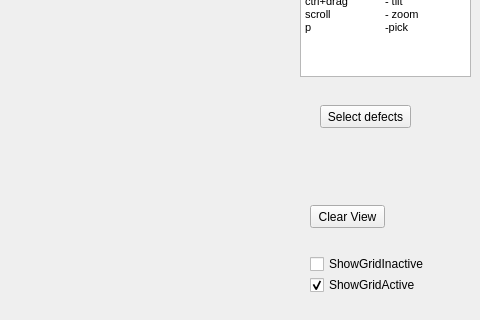
The window that Visualizer.ui (RaduAlexandru/PLY_Visualizer) describes before a commit, drawn with Qt 5; both pictures show x 194 to 674 and y 354 to 674 of the 674 by 674 pixel window.
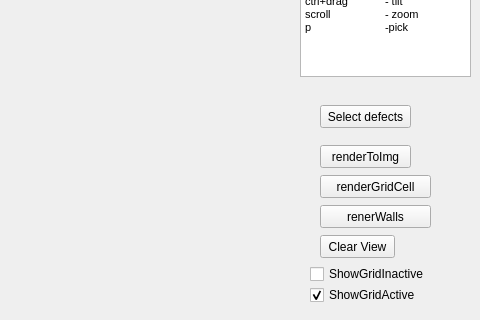
The same window after the commit. Custom widgets are drawn as their Qt base class.

Commit message: Improved the unwrapping by moving the walls closer together

```diff
--- a/Visualizer.ui
+++ b/Visualizer.ui
@@ -66,8 +66,8 @@
     <widget class="QPushButton" name="clearButton">
      <property name="geometry">
       <rect>
-       <x>30</x>
-       <y>540</y>
+       <x>40</x>
+       <y>570</y>
        <width>75</width>
        <height>23</height>
       </rect>
@@ -159,7 +159,7 @@
      <property name="geometry">
       <rect>
        <x>30</x>
-       <y>590</y>
+       <y>600</y>
        <width>141</width>
        <height>18</height>
       </rect>
@@ -172,7 +172,7 @@
      <property name="geometry">
       <rect>
        <x>30</x>
-       <y>610</y>
+       <y>620</y>
        <width>141</width>
        <height>20</height>
       </rect>
@@ -184,6 +184,45 @@
       <bool>true</bool>
      </property>
     </widget>
+    <widget class="QPushButton" name="renderToImgButton">
+     <property name="geometry">
+      <rect>
+       <x>40</x>
+       <y>480</y>
+       <width>91</width>
+       <height>23</height>
+      </rect>
+     </property>
+     <property name="text">
+      <string>renderToImg</string>
+     </property>
+    </widget>
+    <widget class="QPushButton" name="renderGridCellButton">
+     <property name="geometry">
+      <rect>
+       <x>40</x>
+       <y>510</y>
+       <width>111</width>
+       <height>23</height>
+      </rect>
+     </property>
+     <property name="text">
+      <string>renderGridCell</string>
+     </property>
+    </widget>
+    <widget class="QPushButton" name="renderWallsButton">
+     <property name="geometry">
+      <rect>
+       <x>40</x>
+       <y>540</y>
+       <width>111</width>
+       <height>23</height>
+      </rect>
+     </property>
+     <property name="text">
+      <string>renerWalls</string>
+     </property>
+    </widget>
    </widget>
   </widget>
   <action name="actionOpenFile">
```
Left out of the diff: 11 changed lines with no effect on the pictures. The commit also changes 6 other files.
